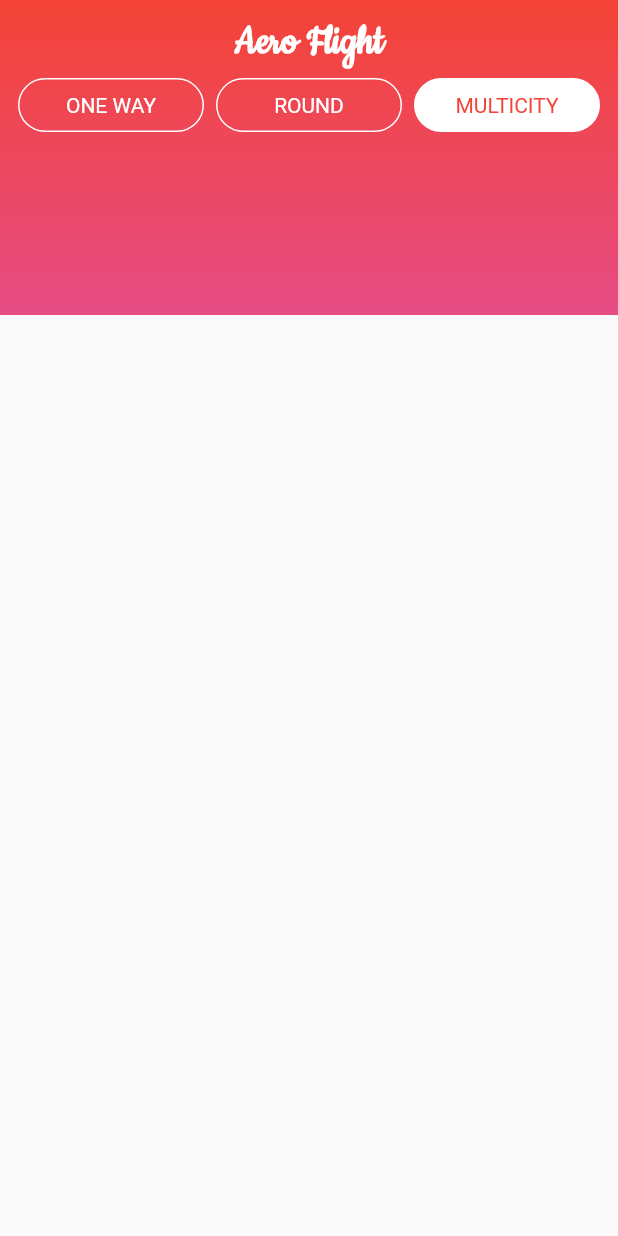
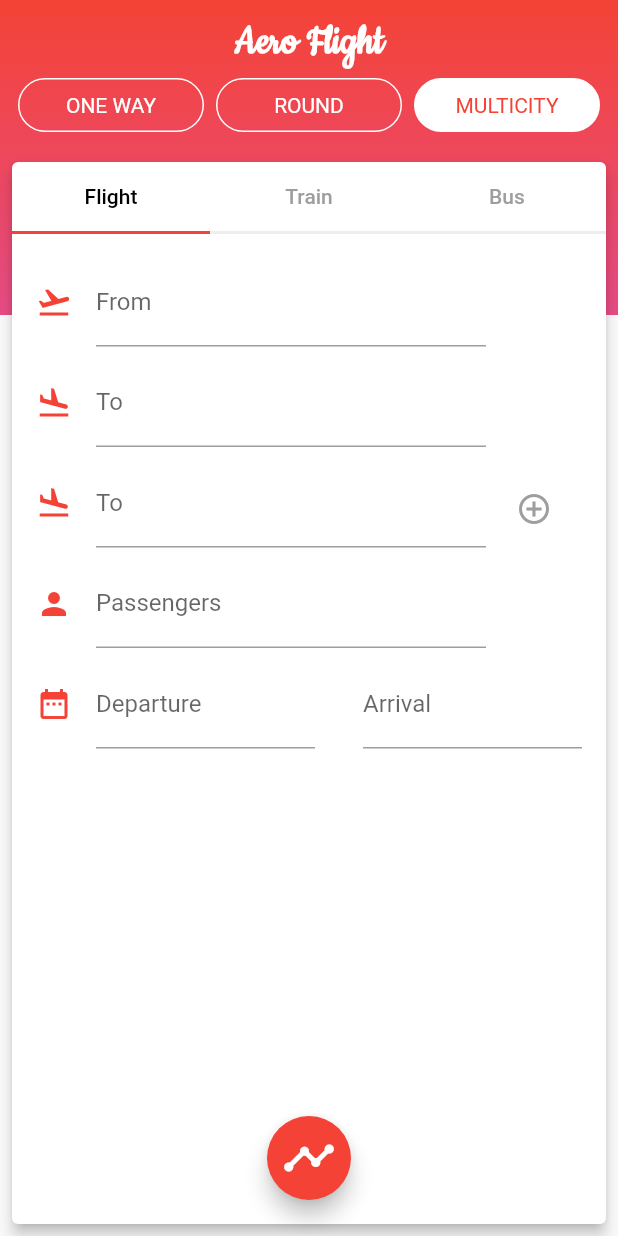
Before and after one commit to moses-20/aero_flight, a Flutter app: the screen it shows after launch, on a phone screen of 412 x 824 dp. Run offline on Flutter 3.47's test engine with Material 2 defaults, Android fonts, the phone set to English and light mode, and no system bars.

Commit message:
added input tabs

```diff
--- a/lib/main.dart
+++ b/lib/main.dart
@@ -1,6 +1,7 @@
 import 'package:flutter/material.dart';
 import 'widgets/appbar.dart';
 import 'widgets/rounded_buttons.dart';
+import 'widgets/card_content.dart';
 
 void main() => runApp(new MyApp());
 
@@ -31,7 +32,7 @@ class HomePage extends StatelessWidget {
               child: Column(
                 children: <Widget>[
                   _buildButtons(),
-                  Container(), // TODO: implement a card
+                  Expanded(child: CardContent()),
                 ],
               ),
             ),
--- /dev/null
+++ b/lib/widgets/card_content.dart
@@ -0,0 +1,87 @@
+import 'package:flutter/material.dart';
+import 'multicity_inputs.dart';
+
+class CardContent extends StatefulWidget {
+  @override
+  _CardContentState createState() => _CardContentState();
+}
+
+class _CardContentState extends State<CardContent> {
+  @override
+  Widget build(BuildContext context) {
+    return Card(
+      elevation: 4.0,
+      margin: const EdgeInsets.all(8.0),
+      child: DefaultTabController(
+        length: 3,
+        child: LayoutBuilder(builder:
+            (BuildContext context, BoxConstraints viewportConstraints) {
+          return Column(
+            children: <Widget>[
+              _buildTabBar(),
+              _buildContentContainer(viewportConstraints),
+            ],
+          );
+        }),
+      ),
+    );
+  }
+
+  Widget _buildTabBar() {
+    return Stack(
+      children: <Widget>[
+        Positioned.fill(
+          top: null,
+          child: Container(
+            height: 2.0,
+            color: Color(0xFFEEEEEE),
+          ),
+        ),
+        TabBar(
+          tabs: [
+            Tab(text: 'Flight'),
+            Tab(text: 'Train'),
+            Tab(text: 'Bus'),
+          ],
+          labelColor: Colors.black,
+          unselectedLabelColor: Colors.grey,
+        ),
+      ],
+    );
+  }
+
+  Widget _buildContentContainer(BoxConstraints viewportConstraints) {
+    return Expanded(
+      child: SingleChildScrollView(
+        child: ConstrainedBox(
+          constraints:
+              BoxConstraints(minHeight: viewportConstraints.maxHeight - 48.0),
+          child: IntrinsicHeight(
+            child: _buildMulticityTab(),
+          ),
+        ),
+      ),
+    );
+  }
+
+  Widget _buildMulticityTab() {
+    return Column(
+      children: <Widget>[
+        MulticityInput(),
+        Expanded(
+          child: Container(),
+        ),
+        Padding(
+          padding: const EdgeInsets.only(bottom: 16.0, top: 8.0),
+          child: FloatingActionButton(
+            onPressed: () {},
+            child: Icon(
+              Icons.timeline,
+              size: 36.0,
+            ),
+          ),
+        )
+      ],
+    );
+  }
+}
--- /dev/null
+++ b/lib/widgets/multicity_inputs.dart
@@ -0,0 +1,87 @@
+import 'package:flutter/material.dart';
+
+class MulticityInput extends StatelessWidget {
+  @override
+  Widget build(BuildContext context) {
+    return Form(
+      child: Padding(
+        padding: const EdgeInsets.all(16.0),
+        child: Column(
+          children: <Widget>[
+            Padding(
+              padding: const EdgeInsets.fromLTRB(0.0, 0.0, 64.0, 8.0),
+              child: TextFormField(
+                decoration: InputDecoration(
+                  icon: Icon(Icons.flight_takeoff, color: Colors.red),
+                  labelText: "From",
+                ),
+              ),
+            ),
+            Padding(
+              padding: const EdgeInsets.fromLTRB(0.0, 0.0, 64.0, 8.0),
+              child: TextFormField(
+                decoration: InputDecoration(
+                  icon: Icon(Icons.flight_land, color: Colors.red),
+                  labelText: "To",
+                ),
+              ),
+            ),
+            Row(
+              children: <Widget>[
+                Expanded(
+                  child: Padding(
+                    padding: const EdgeInsets.only(bottom: 8.0),
+                    child: TextFormField(
+                      decoration: InputDecoration(
+                        icon: Icon(Icons.flight_land, color: Colors.red),
+                        labelText: "To",
+                      ),
+                    ),
+                  ),
+                ),
+                Container(
+                  width: 64.0,
+                  alignment: Alignment.center,
+                  child: Icon(Icons.add_circle_outline, color: Colors.grey),
+                ),
+              ],
+            ),
+            Padding(
+              padding: const EdgeInsets.fromLTRB(0.0, 0.0, 64.0, 8.0),
+              child: TextFormField(
+                decoration: InputDecoration(
+                  icon: Icon(Icons.person, color: Colors.red),
+                  labelText: "Passengers",
+                ),
+              ),
+            ),
+            Row(
+              children: <Widget>[
+                Padding(
+                  padding: const EdgeInsets.only(right: 16.0),
+                  child: Icon(Icons.date_range, color: Colors.red),
+                ),
+                Expanded(
+                  child: Padding(
+                    padding: const EdgeInsets.only(right: 16.0),
+                    child: TextFormField(
+                      decoration: InputDecoration(labelText: "Departure"),
+                    ),
+                  ),
+                ),
+                Expanded(
+                  child: Padding(
+                    padding: const EdgeInsets.only(left: 16.0),
+                    child: TextFormField(
+                      decoration: InputDecoration(labelText: "Arrival"),
+                    ),
+                  ),
+                ),
+              ],
+            ),
+          ],
+        ),
+      ),
+    );
+  }
+}
```
